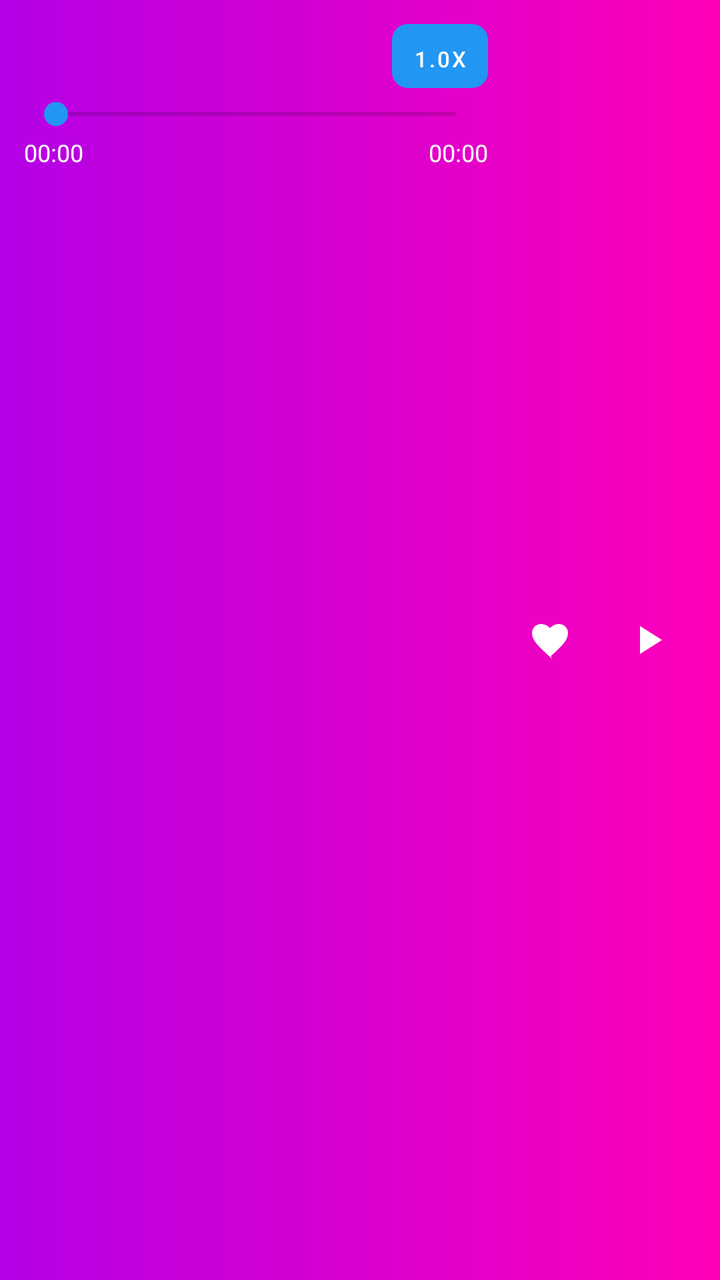
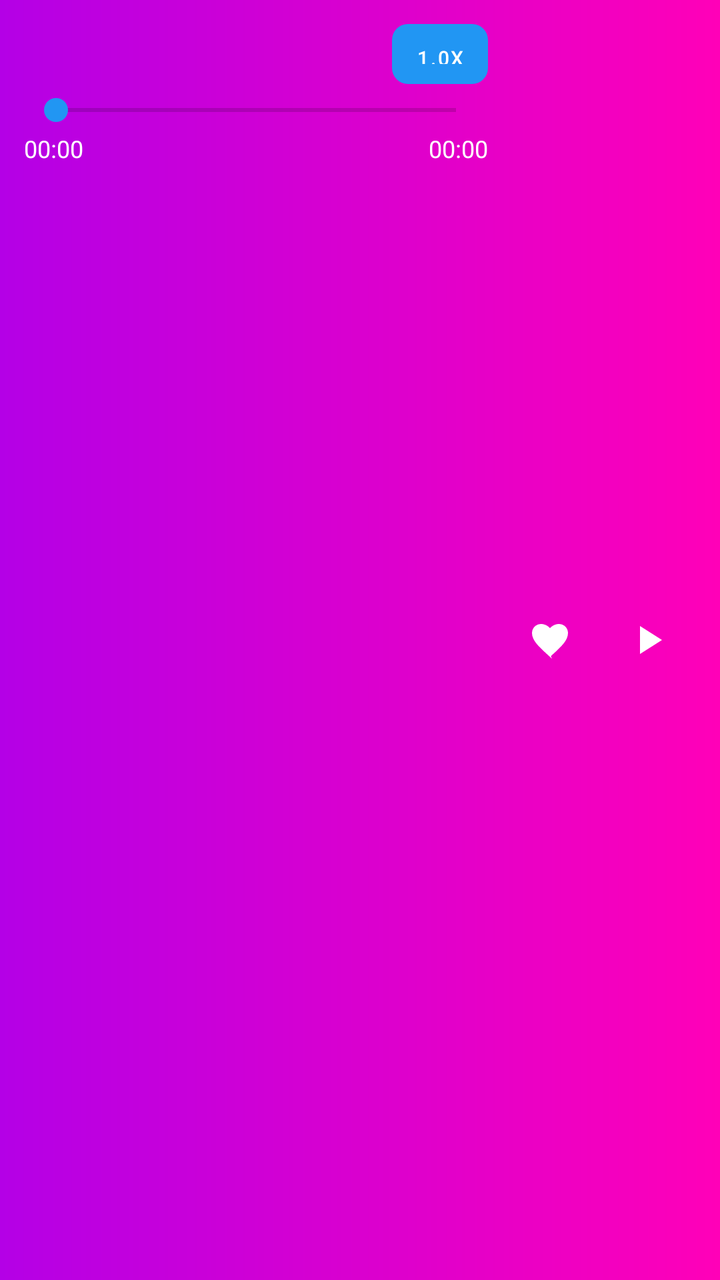

Compare the two renders of this Android layout. The source of the first and the diff that turns it into the second are given below.
<!-- AndroidManifest.xml: application theme Theme.divneblessing_v0 -->
<!-- res/layout/layout_mini_player.xml -->
<?xml version="1.0" encoding="utf-8"?>
<LinearLayout xmlns:android="http://schemas.android.com/apk/res/android"
    android:layout_width="match_parent"
    android:layout_height="wrap_content"
    android:orientation="horizontal"
    android:padding="12dp"
    android:background="@drawable/bg_toolbar_gradient">

    
    <LinearLayout
        android:layout_width="0dp"
        android:layout_height="wrap_content"
        android:orientation="vertical"
        android:layout_weight="1">

        
        <LinearLayout
            android:layout_width="match_parent"
            android:layout_height="wrap_content"
            android:orientation="horizontal"
            android:gravity="center_vertical"
            android:layout_marginBottom="4dp">

            <TextView
                android:id="@+id/mini_player_title"
                android:layout_width="0dp"
                android:layout_height="wrap_content"
                android:layout_weight="1"
                android:ellipsize="end"
                android:maxLines="1"
                android:textColor="@android:color/white"
                android:textSize="16sp" />

            <Button
                android:id="@+id/mini_player_speed"
                android:layout_width="wrap_content"
                android:layout_height="32dp"
                android:layout_marginStart="8dp"
                android:background="@drawable/bg_speed_button"
                android:minWidth="48dp"
                android:paddingStart="8dp"
                android:paddingEnd="8dp"
                android:text="1.0x"
                android:textColor="@android:color/white"
                android:textSize="11sp" />
        </LinearLayout>

        <SeekBar
            android:id="@+id/mini_player_seekbar"
            android:layout_width="match_parent"
            android:layout_height="wrap_content" />

        
        <LinearLayout
            android:layout_width="match_parent"
            android:layout_height="wrap_content"
            android:orientation="horizontal"
            android:layout_marginTop="2dp">

            <TextView
                android:id="@+id/mini_player_elapsed"
                android:layout_width="wrap_content"
                android:layout_height="wrap_content"
                android:text="00:00"
                android:textColor="@android:color/white"
                android:textSize="12sp"/>

            <View
                android:layout_width="0dp"
                android:layout_height="0dp"
                android:layout_weight="1" />

            <TextView
                android:id="@+id/mini_player_total"
                android:layout_width="wrap_content"
                android:layout_height="wrap_content"
                android:text="00:00"
                android:textColor="@android:color/white"
                android:textSize="12sp"/>
        </LinearLayout>
    </LinearLayout>

    
    <LinearLayout
        android:layout_width="wrap_content"
        android:layout_height="match_parent"
        android:orientation="horizontal"
        android:gravity="center_vertical"
        android:layout_marginStart="8dp">

        <ImageButton
            android:id="@+id/mini_player_like"
            android:layout_width="48dp"
            android:layout_height="48dp"
            android:src="@drawable/ic_heart_24"
            android:background="?attr/selectableItemBackgroundBorderless"
            android:contentDescription="Like" />

        <ImageButton
            android:id="@+id/mini_player_play"
            android:layout_width="48dp"
            android:layout_height="48dp"
            android:src="@drawable/ic_play_24"
            android:background="?attr/selectableItemBackgroundBorderless"
            android:contentDescription="Play/Pause" />
    </LinearLayout>
</LinearLayout>
<!-- resources referenced by this layout -->
<resources>
  <!-- drawable bg_speed_button (drawable) -->
  <?xml version="1.0" encoding="utf-8"?>
  <shape xmlns:android="http://schemas.android.com/apk/res/android"
      android:shape="rectangle">
      <solid android:color="?attr/colorSurfaceVariant" />
      <corners android:radius="8dp" />
  </shape>
  <!-- drawable bg_toolbar_gradient (drawable) -->
  <shape xmlns:android="http://schemas.android.com/apk/res/android" android:shape="rectangle">
      <gradient
          android:startColor="#B400E6"
          android:endColor="#FF00B8"
          android:angle="0"/>
  </shape>
  <!-- drawable ic_heart_24 (drawable) -->
  <vector xmlns:android="http://schemas.android.com/apk/res/android" android:width="24dp" android:height="24dp" android:viewportWidth="24" android:viewportHeight="24">
      <path android:fillColor="@android:color/white" android:pathData="M12,21.35l-1.45,-1.32C5.4,15.36 2,12.28 2,8.5 2,6 4,4 6.5,4c1.74,0 3.41,0.81 4.5,2.09C12.09,4.81 13.76,4 15.5,4 18,4 20,6 20,8.5c0,3.78 -3.4,6.86 -8.55,11.54L12,21.35z"/>
  </vector>
  <!-- drawable ic_play_24 (drawable) -->
  <vector xmlns:android="http://schemas.android.com/apk/res/android"
      android:width="24dp" android:height="24dp"
      android:viewportWidth="24" android:viewportHeight="24">
      <path android:fillColor="@android:color/white"
          android:pathData="M8,5v14l11,-7z"/>
  </vector>
  <style name="Theme.divneblessing_v0" parent="Theme.MaterialComponents.DayNight.DarkActionBar">
          
          <item name="colorPrimary">@color/blue</item>
          <item name="colorPrimaryVariant">@color/blue</item>
          <item name="colorOnPrimary">@color/white</item>
          
          <item name="colorSecondary">@color/blue</item>
          <item name="colorSecondaryVariant">@color/blue</item>
          <item name="colorOnSecondary">@color/black</item>
          
          <item name="android:statusBarColor">@android:color/transparent</item>
          <item name="android:windowTranslucentStatus">true</item>
      </style>
  <color name="blue">#2196F3</color>
  <color name="white">#FFFFFFFF</color>
  <color name="black">#FF000000</color>
</resources>

<!-- the commit's change to res/layout/layout_mini_player.xml (unified diff, before → after) -->
@@ -34,7 +34,7 @@
             <Button
                 android:id="@+id/mini_player_speed"
                 android:layout_width="wrap_content"
-                android:layout_height="32dp"
+                android:layout_height="30dp"
                 android:layout_marginStart="8dp"
                 android:background="@drawable/bg_speed_button"
                 android:minWidth="48dp"
@@ -42,7 +42,7 @@
                 android:paddingEnd="8dp"
                 android:text="1.0x"
                 android:textColor="@android:color/white"
-                android:textSize="11sp" />
+                android:textSize="10sp" />
         </LinearLayout>
 
         <SeekBar
